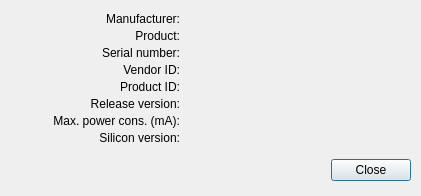
bloguetronica/cp2130-com, file src/informationdialog.ui: the form before one commit.
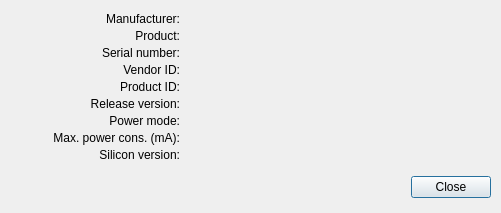
The form after the commit. Icons and pictures are not drawn.

Diff of the .ui file:
```diff
--- a/src/informationdialog.ui
+++ b/src/informationdialog.ui
@@ -6,20 +6,20 @@
    <rect>
     <x>0</x>
     <y>0</y>
-    <width>421</width>
-    <height>196</height>
+    <width>501</width>
+    <height>213</height>
    </rect>
   </property>
   <property name="minimumSize">
    <size>
-    <width>421</width>
-    <height>196</height>
+    <width>501</width>
+    <height>213</height>
    </size>
   </property>
   <property name="maximumSize">
    <size>
-    <width>421</width>
-    <height>196</height>
+    <width>501</width>
+    <height>213</height>
    </size>
   </property>
   <property name="windowTitle">
@@ -43,8 +43,8 @@
    <property name="geometry">
     <rect>
      <x>10</x>
-     <y>155</y>
-     <width>401</width>
+     <y>172</y>
+     <width>481</width>
      <height>31</height>
     </rect>
    </property>
@@ -60,7 +60,7 @@
     <rect>
      <x>185</x>
      <y>10</y>
-     <width>226</width>
+     <width>306</width>
      <height>17</height>
     </rect>
    </property>
@@ -89,7 +89,7 @@
     <rect>
      <x>185</x>
      <y>44</y>
-     <width>226</width>
+     <width>306</width>
      <height>17</height>
     </rect>
    </property>
@@ -101,8 +101,8 @@
    <property name="geometry">
     <rect>
      <x>185</x>
-     <y>112</y>
-     <width>226</width>
+     <y>129</y>
+     <width>306</width>
      <height>17</height>
     </rect>
    </property>
@@ -147,7 +147,7 @@
     <rect>
      <x>185</x>
      <y>95</y>
-     <width>226</width>
+     <width>306</width>
      <height>17</height>
     </rect>
    </property>
@@ -159,7 +159,7 @@
    <property name="geometry">
     <rect>
      <x>10</x>
-     <y>112</y>
+     <y>129</y>
      <width>170</width>
      <height>17</height>
     </rect>
@@ -192,7 +192,7 @@
     <rect>
      <x>185</x>
      <y>27</y>
-     <width>226</width>
+     <width>306</width>
      <height>17</height>
     </rect>
    </property>
@@ -204,8 +204,8 @@
    <property name="geometry">
     <rect>
      <x>185</x>
-     <y>129</y>
-     <width>226</width>
+     <y>146</y>
+     <width>306</width>
      <height>17</height>
     </rect>
    </property>
@@ -217,7 +217,7 @@
    <property name="geometry">
     <rect>
      <x>10</x>
-     <y>129</y>
+     <y>146</y>
      <width>170</width>
      <height>17</height>
     </rect>
@@ -234,7 +234,7 @@
     <rect>
      <x>185</x>
      <y>61</y>
-     <width>226</width>
+     <width>306</width>
      <height>17</height>
     </rect>
    </property>
@@ -263,7 +263,7 @@
     <rect>
      <x>185</x>
      <y>78</y>
-     <width>226</width>
+     <width>306</width>
      <height>17</height>
     </rect>
    </property>
@@ -287,6 +287,35 @@
     <set>Qt::AlignRight|Qt::AlignTrailing|Qt::AlignVCenter</set>
    </property>
   </widget>
+  <widget class="QLabel" name="labelPowerMode">
+   <property name="geometry">
+    <rect>
+     <x>185</x>
+     <y>112</y>
+     <width>306</width>
+     <height>17</height>
+    </rect>
+   </property>
+   <property name="text">
+    <string/>
+   </property>
+  </widget>
+  <widget class="QLabel" name="labelPowerModeLabel">
+   <property name="geometry">
+    <rect>
+     <x>10</x>
+     <y>112</y>
+     <width>170</width>
+     <height>17</height>
+    </rect>
+   </property>
+   <property name="text">
+    <string>Power mode:</string>
+   </property>
+   <property name="alignment">
+    <set>Qt::AlignRight|Qt::AlignTrailing|Qt::AlignVCenter</set>
+   </property>
+  </widget>
  </widget>
  <resources>
   <include location="resources.qrc"/>
```
Left out of the diff: 2 changed lines with no effect on the pictures.
